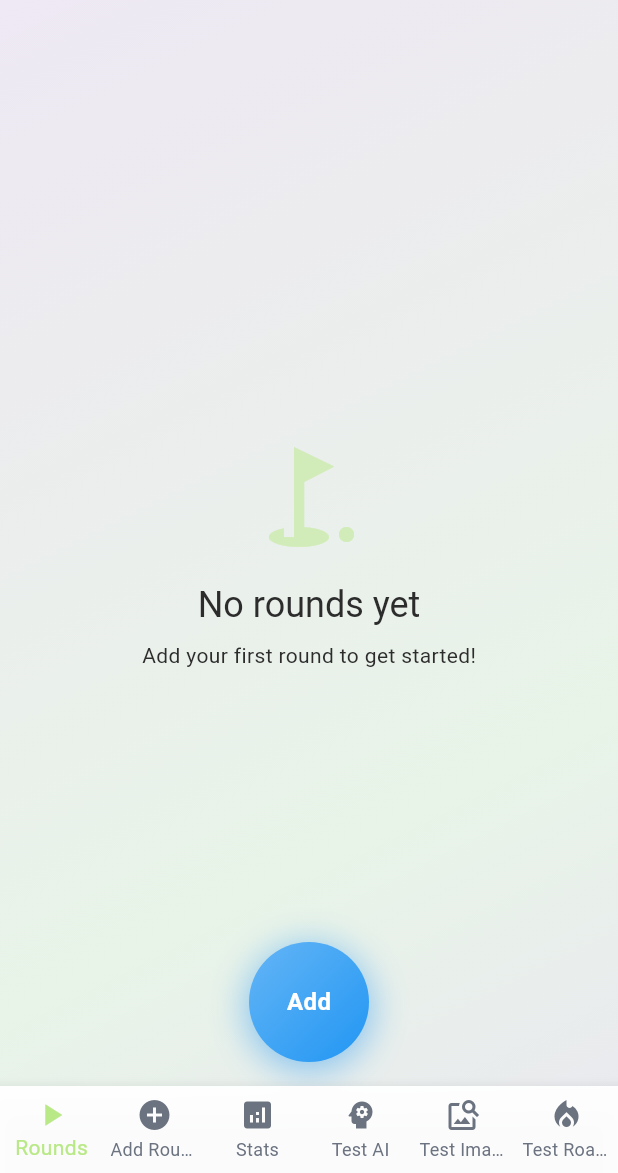
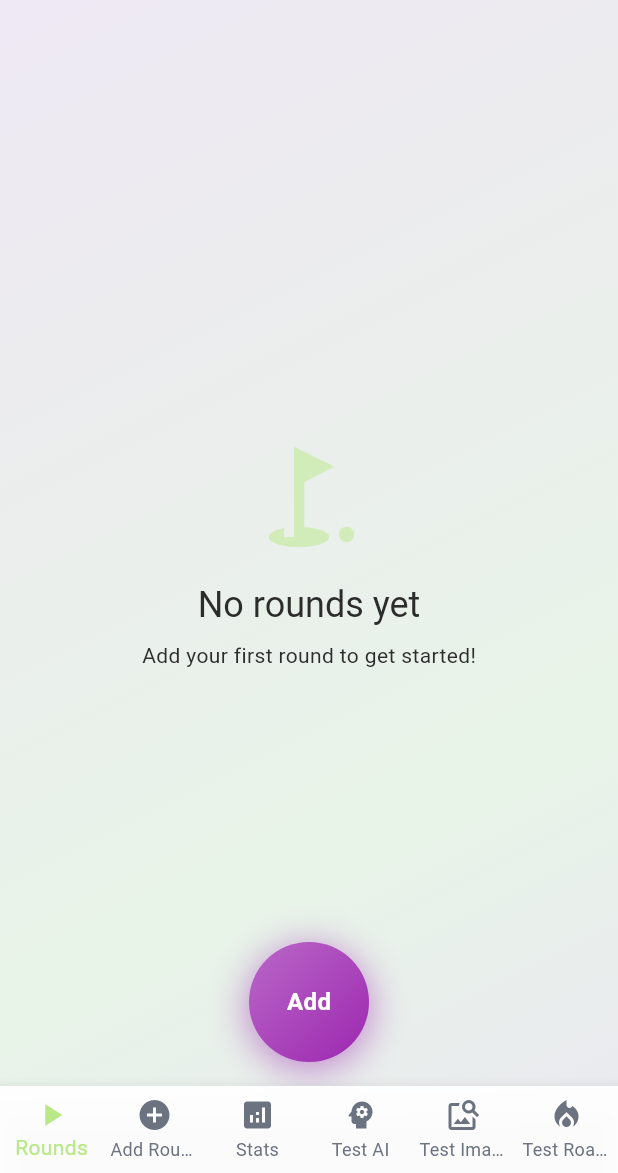
Before and after one commit to joevdiscgolf/turbo_disc_golf, a Flutter app: the screen it shows after launch, on a phone screen of 412 x 824 dp, the part 63-1236 px from its top. Run offline on Flutter 3.47's test engine with Material 3 defaults, Android fonts, the phone set to English and light mode, and no system bars; our stand-ins replace cloud_firestore, firebase_core, flutter_animate, flutter_bounceable, flutter_markdown, flutter_remix and 7 more; missing offline and left inert: google_mlkit_text_recognition; accounts and stored records are empty.

Commit message:
Change add button color to purple in RoundHistoryScreen

```diff
--- a/lib/screens/round_history/round_history_screen.dart
+++ b/lib/screens/round_history/round_history_screen.dart
@@ -127,11 +127,11 @@ class RoundHistoryScreen extends StatelessWidget {
                 gradient: const LinearGradient(
                   begin: Alignment.topLeft,
                   end: Alignment.bottomRight,
-                  colors: [Color(0xFF64B5F6), Color(0xFF2196F3)],
+                  colors: [Color(0xFFBA68C8), Color(0xFF9C27B0)],
                 ),
                 boxShadow: [
                   BoxShadow(
-                    color: const Color(0xFF2196F3).withValues(alpha: 0.5),
+                    color: const Color(0xFF9C27B0).withValues(alpha: 0.5),
                     blurRadius: 20,
                     spreadRadius: 2,
                     offset: const Offset(0, 4),
```
